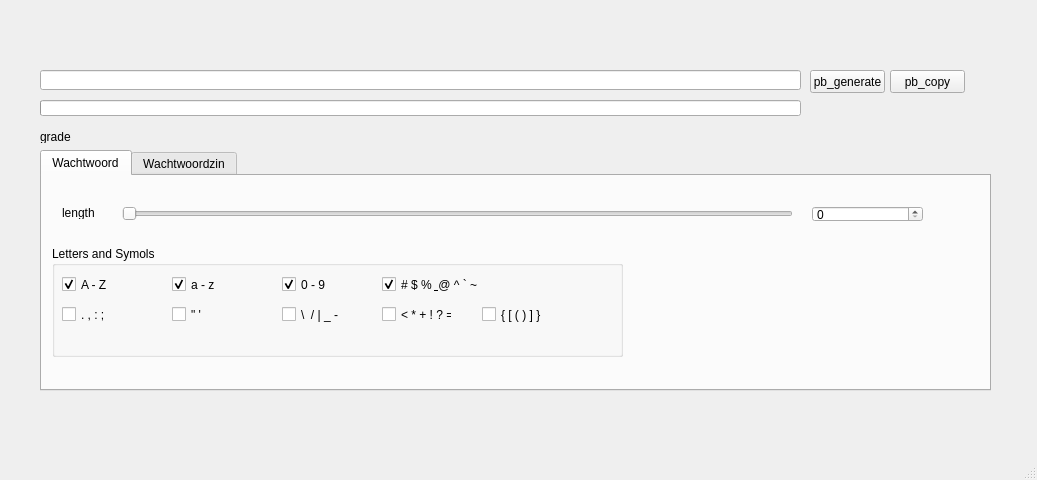
This is src/resources/ui/main_window.ui in jebr/password-generator as Qt 5 draws it before an edit. The edited form follows.
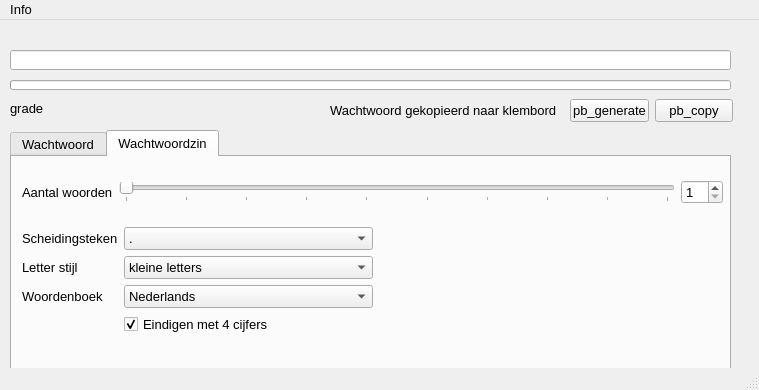
This is the edited form. The open tabs and pages were chosen to show the change.

Patch:
```diff
--- a/src/resources/ui/main_window.ui
+++ b/src/resources/ui/main_window.ui
@@ -6,10 +6,15 @@
    <rect>
     <x>0</x>
     <y>0</y>
-    <width>1037</width>
-    <height>480</height>
+    <width>759</width>
+    <height>390</height>
    </rect>
   </property>
+  <property name="font">
+   <font>
+    <pointsize>10</pointsize>
+   </font>
+  </property>
   <property name="windowTitle">
    <string>MainWindow</string>
   </property>
@@ -17,12 +22,17 @@
    <widget class="QTabWidget" name="tabWidget">
     <property name="geometry">
      <rect>
-      <x>40</x>
-      <y>150</y>
-      <width>951</width>
+      <x>10</x>
+      <y>110</y>
+      <width>721</width>
       <height>241</height>
      </rect>
     </property>
+    <property name="font">
+     <font>
+      <pointsize>10</pointsize>
+     </font>
+    </property>
     <property name="currentIndex">
      <number>0</number>
     </property>
@@ -30,51 +40,6 @@
      <attribute name="title">
       <string>Wachtwoord</string>
      </attribute>
-     <widget class="QLabel" name="lb_password_length">
-      <property name="geometry">
-       <rect>
-        <x>20</x>
-        <y>30</y>
-        <width>47</width>
-        <height>13</height>
-       </rect>
-      </property>
-      <property name="text">
-       <string>length</string>
-      </property>
-     </widget>
-     <widget class="QSlider" name="slider_password">
-      <property name="geometry">
-       <rect>
-        <x>80</x>
-        <y>30</y>
-        <width>671</width>
-        <height>16</height>
-       </rect>
-      </property>
-      <property name="minimum">
-       <number>1</number>
-      </property>
-      <property name="maximum">
-       <number>256</number>
-      </property>
-      <property name="orientation">
-       <enum>Qt::Horizontal</enum>
-      </property>
-     </widget>
-     <widget class="QSpinBox" name="spin_password">
-      <property name="geometry">
-       <rect>
-        <x>770</x>
-        <y>30</y>
-        <width>111</width>
-        <height>16</height>
-       </rect>
-      </property>
-      <property name="maximum">
-       <number>256</number>
-      </property>
-     </widget>
      <widget class="QGroupBox" name="groupBox">
       <property name="geometry">
        <rect>
@@ -84,8 +49,13 @@
         <height>111</height>
        </rect>
       </property>
+      <property name="font">
+       <font>
+        <pointsize>10</pointsize>
+       </font>
+      </property>
       <property name="title">
-       <string>Letters and Symols</string>
+       <string>Letters en symbolen</string>
       </property>
       <widget class="QCheckBox" name="check_symbols6">
        <property name="geometry">
@@ -217,64 +187,106 @@
        </property>
       </widget>
      </widget>
-    </widget>
-    <widget class="QWidget" name="tab_2">
+     <widget class="QWidget" name="gridLayoutWidget">
+      <property name="geometry">
+       <rect>
+        <x>10</x>
+        <y>10</y>
+        <width>701</width>
+        <height>51</height>
+       </rect>
+      </property>
+      <layout class="QGridLayout" name="gridLayout">
+       <item row="0" column="1">
+        <widget class="QSlider" name="slider_password">
+         <property name="autoFillBackground">
+          <bool>false</bool>
+         </property>
+         <property name="minimum">
+          <number>0</number>
+         </property>
+         <property name="maximum">
+          <number>256</number>
+         </property>
+         <property name="pageStep">
+          <number>10</number>
+         </property>
+         <property name="orientation">
+          <enum>Qt::Horizontal</enum>
+         </property>
+         <property name="tickPosition">
+          <enum>QSlider::TicksBelow</enum>
+         </property>
+         <property name="tickInterval">
+          <number>10</number>
+         </property>
+        </widget>
+       </item>
+       <item row="0" column="0">
+        <widget class="QLabel" name="lb_password_length">
+         <property name="font">
+          <font>
+           <pointsize>10</pointsize>
+          </font>
+         </property>
+         <property name="text">
+          <string>Lengte</string>
+         </property>
+         <property name="margin">
+          <number>5</number>
+         </property>
+        </widget>
+       </item>
+       <item row="0" column="2">
+        <widget class="QSpinBox" name="spin_password">
+         <property name="font">
+          <font>
+           <pointsize>10</pointsize>
+          </font>
+         </property>
+         <property name="maximum">
+          <number>256</number>
+         </property>
+         <property name="value">
+          <number>0</number>
+         </property>
+        </widget>
+       </item>
+      </layout>
+     </widget>
+    </widget>
+    <widget class="QWidget" name="tab_passphrase">
      <attribute name="title">
       <string>Wachtwoordzin</string>
      </attribute>
-     <widget class="QSlider" name="slider_passphrase">
+     <widget class="QWidget" name="formLayoutWidget">
       <property name="geometry">
        <rect>
-        <x>90</x>
-        <y>30</y>
-        <width>671</width>
-        <height>16</height>
+        <x>10</x>
+        <y>70</y>
+        <width>351</width>
+        <height>141</height>
        </rect>
       </property>
-      <property name="minimum">
-       <number>1</number>
-      </property>
-      <property name="maximum">
-       <number>40</number>
-      </property>
-      <property name="orientation">
-       <enum>Qt::Horizontal</enum>
-      </property>
-     </widget>
-     <widget class="QLabel" name="lb_passphrase_length">
-      <property name="geometry">
-       <rect>
-        <x>30</x>
-        <y>30</y>
-        <width>47</width>
-        <height>13</height>
-       </rect>
-      </property>
-      <property name="text">
-       <string>TextLabel</string>
-      </property>
-     </widget>
+      <layout class="QFormLayout" name="formLayout">
+       <item row="0" column="0">
      <widget class="QLabel" name="lb_passphrase_seperator">
-      <property name="geometry">
-       <rect>
-        <x>30</x>
-        <y>80</y>
-        <width>47</width>
-        <height>13</height>
-       </rect>
+         <property name="font">
+          <font>
+           <pointsize>10</pointsize>
+          </font>
       </property>
       <property name="text">
-       <string>TextLabel</string>
-      </property>
-     </widget>
+          <string>Scheidingsteken</string>
+         </property>
+        </widget>
+       </item>
+       <item row="0" column="1">
      <widget class="QComboBox" name="combo_passphrase_seperator">
-      <property name="geometry">
-       <rect>
-        <x>100</x>
-        <y>70</y>
-        <width>101</width>
-        <height>22</height>
-       </rect>
+         <property name="font">
+          <font>
+           <pointsize>10</pointsize>
+          </font>
       </property>
       <item>
        <property name="text">
@@ -297,43 +309,26 @@
        </property>
       </item>
      </widget>
-     <widget class="QSpinBox" name="spin_passphrase">
-      <property name="geometry">
-       <rect>
-        <x>780</x>
-        <y>30</y>
-        <width>111</width>
-        <height>16</height>
-       </rect>
-      </property>
-     </widget>
+       </item>
+       <item row="1" column="0">
      <widget class="QLabel" name="lb_passphrase_text">
-      <property name="geometry">
-       <rect>
-        <x>30</x>
-        <y>120</y>
-        <width>47</width>
-        <height>13</height>
-       </rect>
+         <property name="font">
+          <font>
+           <pointsize>10</pointsize>
+          </font>
       </property>
       <property name="text">
-       <string>TextLabel</string>
-      </property>
-     </widget>
+          <string>Letter stijl</string>
+         </property>
+        </widget>
+       </item>
+       <item row="1" column="1">
      <widget class="QComboBox" name="combo_passphrase_text">
-      <property name="geometry">
-       <rect>
-        <x>100</x>
-        <y>110</y>
-        <width>101</width>
-        <height>22</height>
-       </rect>
-      </property>
-      <item>
-       <property name="text">
-        <string>Eerste Letter Als Hoofdletter</string>
-       </property>
-      </item>
+         <property name="font">
+          <font>
+           <pointsize>10</pointsize>
+          </font>
+         </property>
       <item>
        <property name="text">
         <string>kleine letters</string>
@@ -344,28 +339,31 @@
         <string>HOOFDLETTERS</string>
        </property>
       </item>
-     </widget>
+         <item>
+          <property name="text">
+           <string>Eerste Letter Als Hoofdletter</string>
+          </property>
+         </item>
+        </widget>
+       </item>
+       <item row="2" column="0">
      <widget class="QLabel" name="lb_passphrase_lang">
-      <property name="geometry">
-       <rect>
-        <x>30</x>
-        <y>160</y>
-        <width>47</width>
-        <height>13</height>
-       </rect>
+         <property name="font">
+          <font>
+           <pointsize>10</pointsize>
+          </font>
       </property>
       <property name="text">
-       <string>TextLabel</string>
-      </property>
-     </widget>
+          <string>Woordenboek</string>
+         </property>
+        </widget>
+       </item>
+       <item row="2" column="1">
      <widget class="QComboBox" name="combo_passphrase_lang">
-      <property name="geometry">
-       <rect>
-        <x>100</x>
-        <y>150</y>
-        <width>101</width>
-        <height>22</height>
-       </rect>
+         <property name="font">
+          <font>
+           <pointsize>10</pointsize>
+          </font>
       </property>
       <item>
        <property name="text">
@@ -378,33 +376,107 @@
        </property>
       </item>
      </widget>
+       </item>
+       <item row="3" column="1">
      <widget class="QCheckBox" name="check_passphrase_numbers">
+         <property name="font">
+          <font>
+           <pointsize>10</pointsize>
+          </font>
+         </property>
+         <property name="text">
+          <string>Eindigen met 4 cijfers</string>
+         </property>
+         <property name="checked">
+          <bool>true</bool>
+         </property>
+        </widget>
+       </item>
+      </layout>
+     </widget>
+     <widget class="QWidget" name="gridLayoutWidget_2">
       <property name="geometry">
        <rect>
-        <x>30</x>
-        <y>190</y>
-        <width>271</width>
-        <height>17</height>
+        <x>10</x>
+        <y>10</y>
+        <width>701</width>
+        <height>51</height>
        </rect>
       </property>
+      <layout class="QGridLayout" name="gridLayout_2">
+       <item row="0" column="1">
+        <widget class="QSlider" name="slider_passphrase">
+         <property name="autoFillBackground">
+          <bool>false</bool>
+         </property>
+         <property name="minimum">
+          <number>1</number>
+         </property>
+         <property name="maximum">
+          <number>10</number>
+         </property>
+         <property name="pageStep">
+          <number>1</number>
+         </property>
+         <property name="orientation">
+          <enum>Qt::Horizontal</enum>
+         </property>
+         <property name="tickPosition">
+          <enum>QSlider::TicksBelow</enum>
+         </property>
+         <property name="tickInterval">
+          <number>1</number>
+         </property>
+        </widget>
+       </item>
+       <item row="0" column="2">
+        <widget class="QSpinBox" name="spin_passphrase">
+         <property name="font">
+          <font>
+           <pointsize>10</pointsize>
+          </font>
+         </property>
+         <property name="minimum">
+          <number>1</number>
+         </property>
+         <property name="maximum">
+          <number>10</number>
+         </property>
+        </widget>
+       </item>
+       <item row="0" column="0">
+        <widget class="QLabel" name="lb_passphrase_length">
+         <property name="font">
+          <font>
+           <pointsize>10</pointsize>
+          </font>
+         </property>
       <property name="text">
-       <string>End with 4 numbers</string>
-      </property>
-      <property name="checked">
-       <bool>true</bool>
-      </property>
+          <string>Aantal woorden</string>
+         </property>
+         <property name="margin">
+          <number>5</number>
+         </property>
+        </widget>
+       </item>
+      </layout>
      </widget>
     </widget>
    </widget>
    <widget class="QLabel" name="lb_grade">
     <property name="geometry">
      <rect>
-      <x>40</x>
-      <y>130</y>
-      <width>47</width>
-      <height>13</height>
+      <x>10</x>
+      <y>80</y>
+      <width>131</width>
+      <height>16</height>
      </rect>
     </property>
+    <property name="font">
+     <font>
+      <pointsize>10</pointsize>
+     </font>
+    </property>
     <property name="text">
      <string>grade</string>
     </property>
@@ -412,56 +484,104 @@
    <widget class="QLineEdit" name="line_generated_password">
     <property name="geometry">
      <rect>
-      <x>40</x>
-      <y>70</y>
-      <width>761</width>
+      <x>10</x>
+      <y>30</y>
+      <width>721</width>
       <height>20</height>
      </rect>
     </property>
+    <property name="font">
+     <font>
+      <pointsize>10</pointsize>
+     </font>
+    </property>
    </widget>
+   <widget class="QProgressBar" name="progress_password_strength">
+    <property name="geometry">
+     <rect>
+      <x>10</x>
+      <y>60</y>
+      <width>721</width>
+      <height>10</height>
+     </rect>
+    </property>
+    <property name="value">
+     <number>0</number>
+    </property>
+    <property name="textVisible">
+     <bool>false</bool>
+    </property>
+    <property name="format">
+     <string>%p%</string>
+    </property>
+   </widget>
+   <widget class="QWidget" name="horizontalLayoutWidget">
+    <property name="geometry">
+     <rect>
+      <x>570</x>
+      <y>70</y>
+      <width>163</width>
+      <height>41</height>
+     </rect>
+    </property>
+    <layout class="QHBoxLayout" name="horizontalLayout">
+     <item>
    <widget class="QPushButton" name="pb_generate">
-    <property name="geometry">
-     <rect>
-      <x>810</x>
-      <y>70</y>
-      <width>75</width>
-      <height>23</height>
-     </rect>
+       <property name="font">
+        <font>
+         <pointsize>10</pointsize>
+        </font>
+       </property>
+       <property name="statusTip">
+        <string>Genereer wachtwoord (Enter)</string>
     </property>
     <property name="text">
      <string>pb_generate</string>
     </property>
-   </widget>
+       <property name="shortcut">
+        <string>Return</string>
+       </property>
+      </widget>
+     </item>
+     <item>
    <widget class="QPushButton" name="pb_copy">
-    <property name="geometry">
-     <rect>
-      <x>890</x>
-      <y>70</y>
-      <width>75</width>
-      <height>23</height>
-     </rect>
+       <property name="font">
+        <font>
+         <pointsize>10</pointsize>
+        </font>
+       </property>
+       <property name="statusTip">
+        <string>Copy Password (Ctrl + C)</string>
     </property>
     <property name="text">
      <string>pb_copy</string>
     </property>
-   </widget>
-   <widget class="QProgressBar" name="progressBar">
+       <property name="shortcut">
+        <string>Ctrl+C</string>
+       </property>
+       <property name="checked">
+        <bool>false</bool>
+       </property>
+      </widget>
+     </item>
+    </layout>
+   </widget>
+   <widget class="QLabel" name="lb_copy_password">
     <property name="geometry">
      <rect>
-      <x>40</x>
-      <y>100</y>
-      <width>761</width>
-      <height>16</height>
+      <x>330</x>
+      <y>80</y>
+      <width>231</width>
+      <height>21</height>
      </rect>
     </property>
-    <property name="value">
-     <number>0</number>
+    <property name="font">
+     <font>
+      <pointsize>10</pointsize>
+     </font>
     </property>
-    <property name="textVisible">
-     <bool>false</bool>
-    </property>
-    <property name="format">
-     <string>%p%</string>
+    <property name="text">
+     <string>Wachtwoord gekopieerd naar klembord</string>
     </property>
    </widget>
   </widget>
@@ -470,10 +590,17 @@
     <rect>
      <x>0</x>
      <y>0</y>
-     <width>1037</width>
-     <height>21</height>
+     <width>759</width>
+     <height>23</height>
     </rect>
    </property>
+   <widget class="QMenu" name="menuInfo">
+    <property name="title">
+     <string>Info</string>
+    </property>
+    <addaction name="action_about"/>
+   </widget>
+   <addaction name="menuInfo"/>
   </widget>
   <widget class="QStatusBar" name="statusbar"/>
  </widget>
```
Left out of the diff: 64 changed lines with no effect on the pictures. Lines whose indentation alone changed are shown as unchanged.
